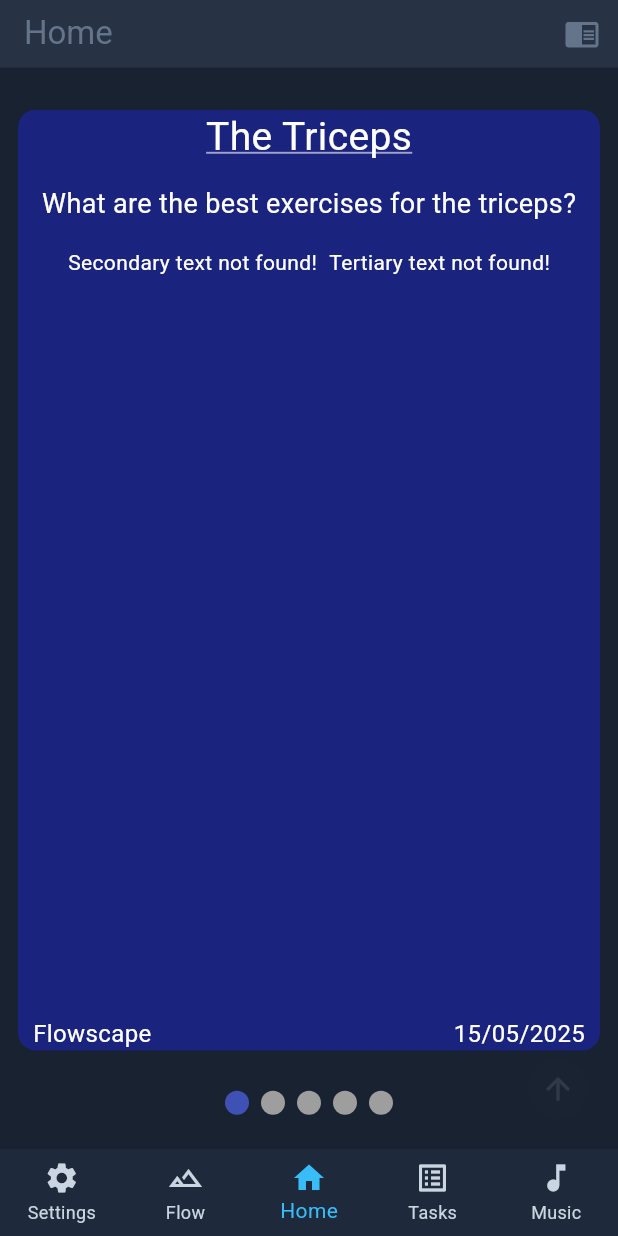
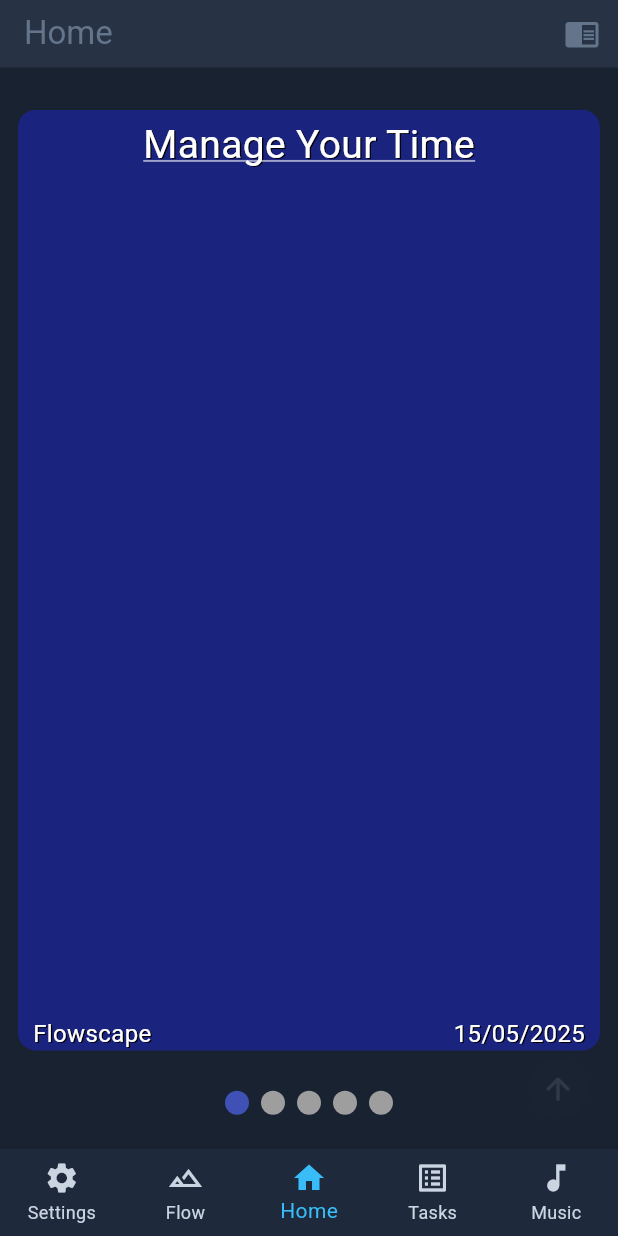
Before and after one commit to Ido-Badash/Flowscape, a Flutter app: the screen it shows after launch, scrolled down 576 dp, on a phone screen of 412 x 824 dp. Run offline on Flutter 3.47's test engine with Material 3 defaults, Android fonts, the phone set to English and light mode, and no system bars; drawn by our look-alikes of smooth_page_indicator.

Commit message:
🗑️🚫 Remove TextFrame and TheTricepsScape components; add ManageYourTimeScape for improved functionality.

```diff
--- /dev/null
+++ b/lib/core/helpers/helpers.dart
@@ -0,0 +1,2 @@
+export 'text_utils.dart';
+export 'color_utils.dart';
--- /dev/null
+++ b/lib/core/helpers/text_utils.dart
@@ -0,0 +1,11 @@
+import 'package:flutter/material.dart';
+
+class TextUtils {
+  static Shadow textOutlineShadow({Color? color}) {
+    return Shadow(
+      color: color ?? Colors.black,
+      offset: const Offset(1, 1),
+      blurRadius: 0, // No blur, sharp shadow
+    );
+  }
+}
--- a/lib/features/home/screens/scapes/scape_frames/frames/frames.dart
+++ b/lib/features/home/screens/scapes/scape_frames/frames/frames.dart
@@ -1,2 +1 @@
 export 'classic_frame.dart';
-export 'text_frame.dart';
--- a/lib/features/home/screens/scapes/scape_frames/frames/text_frame.dart
+++ /dev/null
@@ -1,75 +0,0 @@
-import 'package:flutter/material.dart';
-import 'package:flowscape/features/home/screens/scapes/scape_lib.dart';
-
-class TextFrame extends ClassicFrame {
-  final String? mainText;
-  final String? secondaryText;
-  final String? tertiaryText;
-  final TextStyle? mainTextStyle;
-  final TextStyle? secondaryTextStyle;
-  final TextStyle? tertiaryTextStyle;
-
-  const TextFrame({
-    super.key,
-    super.background,
-    super.child,
-    this.mainText,
-    this.secondaryText,
-    this.tertiaryText,
-    this.mainTextStyle,
-    this.secondaryTextStyle,
-    this.tertiaryTextStyle,
-  });
-
-  @override
-  Widget build(BuildContext context) {
-    return ClassicFrame(
-      background: background,
-      child: Positioned(
-        top: 50,
-        left: 0,
-        right: 0,
-        child: Column(
-          spacing: 16.0,
-          mainAxisAlignment: MainAxisAlignment.center,
-          children: [buildMainText(), buildSecondaryAndTertiaryText()],
-        ),
-      ),
-    );
-  }
-
-  Widget buildMainText() {
-    return Text(
-      mainText ?? "Main text not found!",
-      style:
-          mainTextStyle ?? const TextStyle(fontSize: 18, color: Colors.white),
-    );
-  }
-
-  Widget buildSecondaryAndTertiaryText() {
-    return Row(
-      mainAxisAlignment: MainAxisAlignment.center,
-      spacing: 8.0,
-      children: [
-        Flexible(
-          flex: 3,
-          child: Text(
-            secondaryText ?? "Secondary text not found!",
-            style:
-                secondaryTextStyle ??
-                const TextStyle(fontSize: 14, color: Colors.white),
-          ),
-        ),
-        Flexible(
-          flex: 2,
-          child: Text(
-            tertiaryText ?? "Tertiary text not found!",
-            style:
-                tertiaryTextStyle ??
-                const TextStyle(fontSize: 14, color: Colors.white),
-          ),
-        ),
-      ],
-    );
-  }
-}
--- a/lib/features/home/screens/scapes/scape_frames/head_frames/classic_head_frame.dart
+++ b/lib/features/home/screens/scapes/scape_frames/head_frames/classic_head_frame.dart
@@ -1,5 +1,6 @@
 import 'package:flutter/material.dart';
 import '../../scape_utils.dart';
+import 'package:flowscape/core/helpers/helpers.dart';
 
 /// Frame for the child in ScapePage class
 class ClassicHeadFrame extends StatelessWidget with ScapeUtils {
@@ -31,12 +32,12 @@ class ClassicHeadFrame extends StatelessWidget with ScapeUtils {
             style: TextStyle(
               color: Colors.white,
               fontSize: 26,
+              shadows: [TextUtils.textOutlineShadow()],
               decoration:
                   titleUnderline
                       ? TextDecoration.underline
                       : TextDecoration.none,
               decorationColor: Color.fromARGB(150, 255, 255, 255),
-              height: 1,
             ),
           ),
         ),
@@ -45,7 +46,7 @@ class ClassicHeadFrame extends StatelessWidget with ScapeUtils {
           left: 10,
           child: Text(
             creator ?? "Unknown Creator",
-            style: const TextStyle(color: Colors.white, fontSize: 16),
+            style: TextStyle(color: Colors.white, fontSize: 16, shadows: [TextUtils.textOutlineShadow()],),
           ),
         ),
         Positioned(
@@ -53,7 +54,7 @@ class ClassicHeadFrame extends StatelessWidget with ScapeUtils {
           right: 10,
           child: Text(
             date ?? "Unknown Date",
-            style: const TextStyle(color: Colors.white, fontSize: 16),
+            style: TextStyle(color: Colors.white, fontSize: 16, shadows: [TextUtils.textOutlineShadow()],),
           ),
         ),
       ],
--- a/lib/features/home/screens/scapes/scapes.dart
+++ b/lib/features/home/screens/scapes/scapes.dart
@@ -65,7 +65,7 @@ class _ScapesScreenState extends State<ScapesScreen> {
   }
 
   List<Widget> buildScapes() {
-    return [TheTricepsScape()];
+    return [ManageYourTimeScape()];
   }
 
   Widget buildScrollToSeeText() {
--- a/lib/features/home/screens/scapes/scapes_warehouse/the_ticeps.dart
+++ b/lib/features/home/screens/scapes/scapes_warehouse/manage_your_time/manage_your_time.dart
@@ -1,10 +1,10 @@
 import 'package:flutter/material.dart';
 import 'package:flowscape/features/home/screens/scapes/scape_lib.dart';
 import 'package:flowscape/features/home/screens/scapes/scape_utils.dart';
-import 'package:flowscape/core/helpers/color_utils.dart';
+import 'package:flowscape/core/helpers/helpers.dart';
 
-class TheTricepsScape extends StatelessWidget with ScapeUtils {
-  const TheTricepsScape({super.key});
+class ManageYourTimeScape extends StatelessWidget with ScapeUtils {
+  const ManageYourTimeScape({super.key});
 
   List<Color> get scapeColors =>
       ColorUtils.colorShades(Colors.indigo, colorsAmount: 10);
@@ -20,12 +20,10 @@ class TheTricepsScape extends StatelessWidget with ScapeUtils {
     return ClassicHeadFrame(
       creator: "Flowscape",
       date: "15/05/2025",
-      title: "The Triceps",
-      child: TextFrame(
+      title: "Manage Your Time",
+      child: ClassicFrame(
         background: scapeColors[0],
-        mainText: "What are the best exercises for the triceps?",
-
-        ),
+      ),
     );
   }
 
--- a/lib/features/home/screens/scapes/scapes_warehouse/scapes_warehouse.dart
+++ b/lib/features/home/screens/scapes/scapes_warehouse/scapes_warehouse.dart
@@ -1 +1 @@
-export 'the_ticeps.dart';
+export 'manage_your_time/manage_your_time.dart';
```
